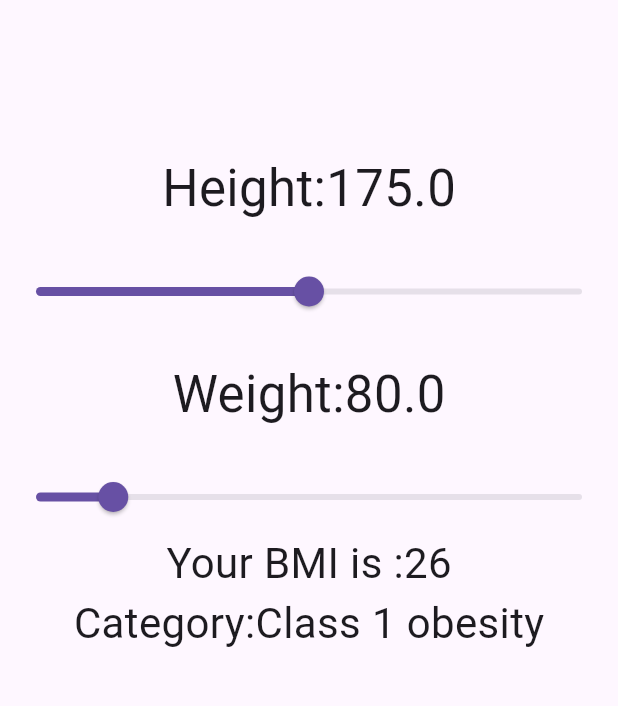
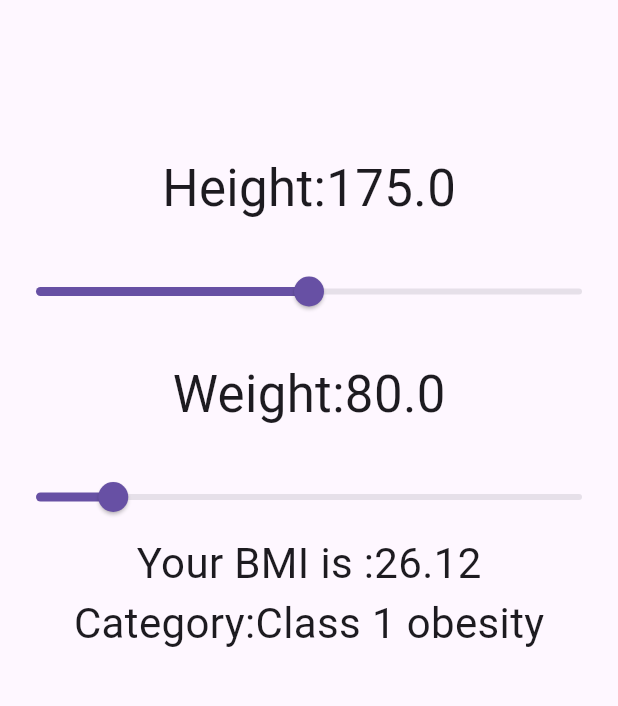
Before and after one commit to Sumon-Pal/bmi_calculator, a Flutter app: the screen it shows after launch, on a phone screen of 412 x 824 dp, the part 82-788 px from its top. Run offline on Flutter 3.47's test engine with Material 3 defaults, Android fonts, the phone set to English and light mode, and no system bars.

Commit message:
update functionality

```diff
--- a/lib/main_screen.dart
+++ b/lib/main_screen.dart
@@ -55,7 +55,7 @@ class _MainScreenState extends State<MainScreen> {
                   weight = value;
                 });
             }),
-            Text("Your BMI is :${bmi.toStringAsPrecision(2)}",style: TextStyle(fontSize: 28),),
+            Text("Your BMI is :${bmi.toStringAsPrecision(4)}",style: TextStyle(fontSize: 28),),
             Text("Category:$category",style: TextStyle(fontSize: 28),)
           ],
         ),
@@ -68,10 +68,15 @@ class _MainScreenState extends State<MainScreen> {
   }
   String get category {
     double current = bmi;
-    if(current < 18.5) return "Underweight";
-    if(current > 18.5 && current < 24.9 ) return "Normal Weight";
-    if(current > 25 && current < 29.9 ) return "Class 1 obesity";
-    if(current > 30 && current < 39.9 ) return "Class 2 obesity";
+    if(current < 18.5) {
+      return "Underweight";
+    }else if(current >= 18.5 && current < 25 ) {
+      return "Normal Weight";
+    }else if(current >= 25 && current < 30 ) {
+      return "Class 1 obesity";
+    }else if(current >= 30 && current < 40 ) {
+      return "Class 2 obesity";
+    }
     return "Class 3 obesity";
   }
 }
```
